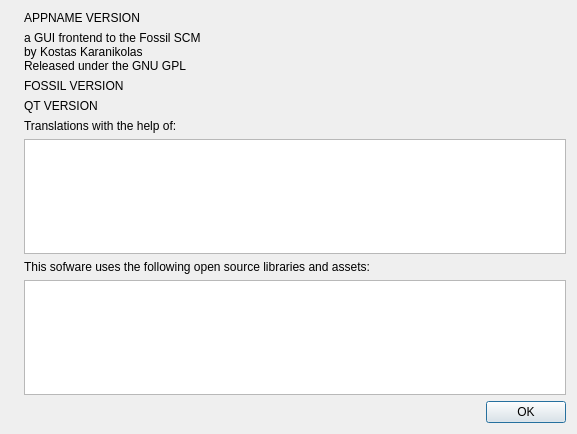
Qt form ui/AboutDialog.ui (AnotherFoxGuy/diesel-scm) before a commit.
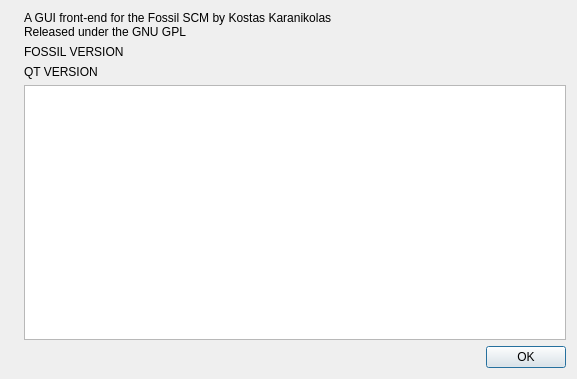
The same form after that commit. Icons and pictures are not drawn.

Commit message:
Simplified About dialog
FossilOrigin-Name: e5adb715a5bbbce1fc488d7802c2367120c3007f

```diff
--- a/ui/AboutDialog.ui
+++ b/ui/AboutDialog.ui
@@ -7,14 +7,12 @@
     <x>0</x>
     <y>0</y>
     <width>577</width>
-    <height>434</height>
+    <height>379</height>
    </rect>
   </property>
   <property name="windowTitle">
    <string>About Fuel...</string>
   </property>
-  <layout class="QVBoxLayout" name="verticalLayout_2">
-   <item>
     <layout class="QFormLayout" name="formLayout">
      <item row="0" column="0">
       <widget class="QLabel" name="lblIcon">
@@ -39,22 +37,9 @@
       </widget>
      </item>
      <item row="0" column="1">
-      <layout class="QVBoxLayout" name="verticalLayout">
-       <item>
-        <widget class="QLabel" name="lblApp">
+    <widget class="QLabel" name="lblBanner">
          <property name="text">
-          <string notr="true">APPNAME VERSION</string>
-         </property>
-         <property name="alignment">
-          <set>Qt::AlignLeading|Qt::AlignLeft|Qt::AlignTop</set>
-         </property>
-        </widget>
-       </item>
-       <item>
-        <widget class="QLabel" name="label_4">
-         <property name="text">
-          <string>a GUI frontend to the Fossil SCM
-by Kostas Karanikolas
+      <string>A GUI front-end for the Fossil SCM by Kostas Karanikolas
 Released under the GNU GPL</string>
          </property>
          <property name="alignment">
@@ -62,9 +47,7 @@
          </property>
         </widget>
        </item>
-      </layout>
-     </item>
-     <item row="1" column="1">
+   <item row="2" column="1">
       <widget class="QLabel" name="lblFossilVersion">
        <property name="text">
         <string notr="true">FOSSIL VERSION</string>
@@ -74,7 +57,7 @@
        </property>
       </widget>
      </item>
-     <item row="2" column="1">
+   <item row="3" column="1">
       <widget class="QLabel" name="lblQtVersion">
        <property name="text">
         <string notr="true">QT VERSION</string>
@@ -84,16 +67,6 @@
        </property>
       </widget>
      </item>
-     <item row="3" column="1">
-      <widget class="QLabel" name="label_6">
-       <property name="text">
-        <string notr="true">Translations with the help of:</string>
-       </property>
-       <property name="alignment">
-        <set>Qt::AlignLeading|Qt::AlignLeft|Qt::AlignTop</set>
-       </property>
-      </widget>
-     </item>
      <item row="4" column="1">
       <widget class="QTextEdit" name="txtTranslators">
        <property name="readOnly">
@@ -101,26 +74,7 @@
        </property>
       </widget>
      </item>
-     <item row="5" column="1">
-      <widget class="QLabel" name="label_7">
-       <property name="text">
-        <string notr="true">This sofware uses the following open source libraries and assets:</string>
-       </property>
-       <property name="alignment">
-        <set>Qt::AlignLeading|Qt::AlignLeft|Qt::AlignTop</set>
-       </property>
-      </widget>
-     </item>
      <item row="6" column="1">
-      <widget class="QTextEdit" name="txtLicenses">
-       <property name="readOnly">
-        <bool>true</bool>
-       </property>
-      </widget>
-     </item>
-    </layout>
-   </item>
-   <item>
     <widget class="QDialogButtonBox" name="buttonBox">
      <property name="orientation">
       <enum>Qt::Horizontal</enum>
```
Left out of the diff: 2 changed lines with no effect on the pictures. Lines whose indentation alone changed are shown as unchanged. The commit also changes 3 other files.
